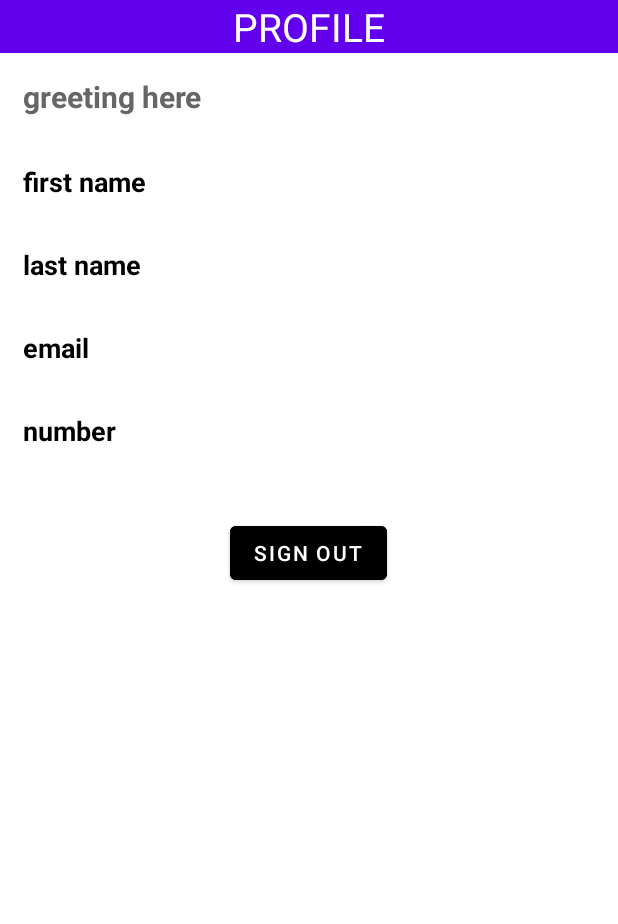
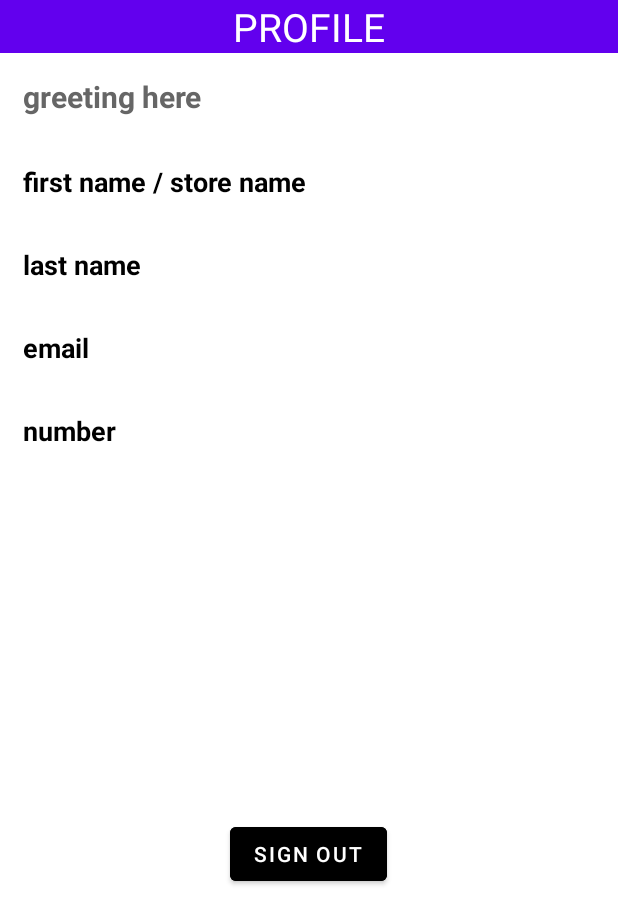
Before and after one commit to Maanethdesilva/Android-shopping-app, an Android app: the layout profile_page.xml on its own in the app's theme, with its tools: preview values and no code run, on a phone screen of 412 x 824 dp. Shown: the top 924 px of the screen. Run offline under Robolectric (Android 15) with nearby library versions, the phone set to English and light mode, and no system bars; Roboto replaces fonts that are not available here.

Commit message:
magen - updated profile to show appopriate profile information for a given account type

```diff
--- a/app/src/main/res/layout/profile_page.xml
+++ b/app/src/main/res/layout/profile_page.xml
@@ -5,20 +5,6 @@
     android:layout_width="match_parent"
     android:layout_height="match_parent"
     tools:context=".ProfilePage">
-
-
-    <LinearLayout
-        android:id="@+id/linearLayout2"
-        android:layout_width="0dp"
-        android:layout_height="0dp"
-        android:orientation="vertical"
-        android:textStyle="bold"
-        app:layout_constraintBottom_toBottomOf="parent"
-        app:layout_constraintEnd_toEndOf="parent"
-        app:layout_constraintStart_toStartOf="parent">
-
-
-    </LinearLayout>
 
     <LinearLayout
         android:id="@+id/linearLayout3"
@@ -29,6 +15,7 @@
         app:layout_constraintHorizontal_bias="0.021"
         app:layout_constraintStart_toStartOf="parent"
         app:layout_constraintTop_toTopOf="parent">
+
 
         <TextView
             android:id="@+id/tvProfileHeader"
@@ -56,7 +43,7 @@
             android:layout_height="wrap_content"
             android:textStyle="bold"
             android:layout_margin="15sp"
-            android:text="first name"
+            android:text="first name / store name"
             android:textColor="#000000"
             android:textSize="18sp" />
         <TextView
@@ -87,16 +74,25 @@
             android:text="number"
             android:textSize="18sp" />
 
+
+    </LinearLayout>
+
+    <FrameLayout
+        app:layout_constraintTop_toBottomOf="@+id/linearLayout3"
+        app:layout_constraintStart_toStartOf="parent"
+        app:layout_constraintBottom_toBottomOf="parent"
+        android:layout_width="match_parent"
+        android:layout_height="wrap_content"
+        >
+
         <Button
             android:id="@+id/custSignOut"
             android:layout_width="wrap_content"
             android:layout_height="wrap_content"
+            android:layout_gravity="center"
             android:layout_margin="30sp"
-            android:layout_gravity="center"
             android:backgroundTint="#000000"
-            android:text="Sign Out"/>
-
-
-    </LinearLayout>
+            android:text="Sign Out" />
+    </FrameLayout>
 
 </androidx.constraintlayout.widget.ConstraintLayout>
```
